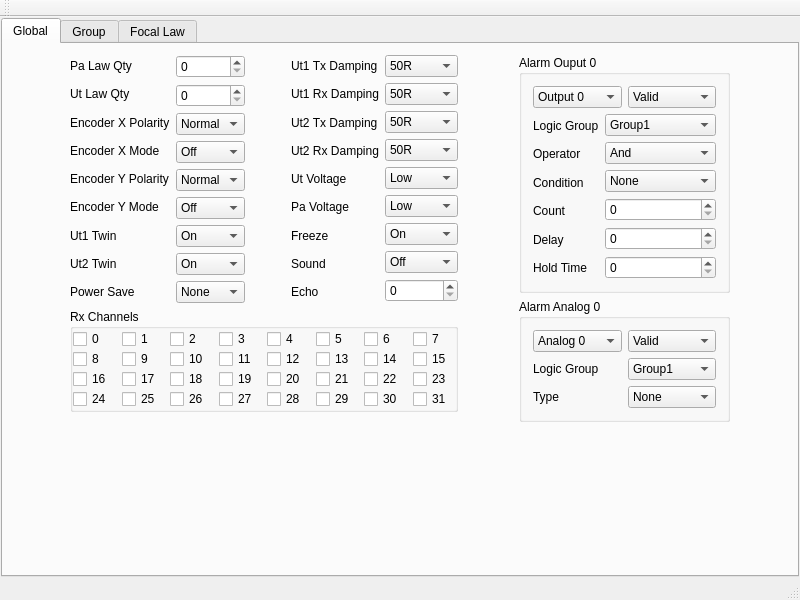
Qt form fpga/test_fpga/mainwindow.ui (15903016222/Voice) before a commit.
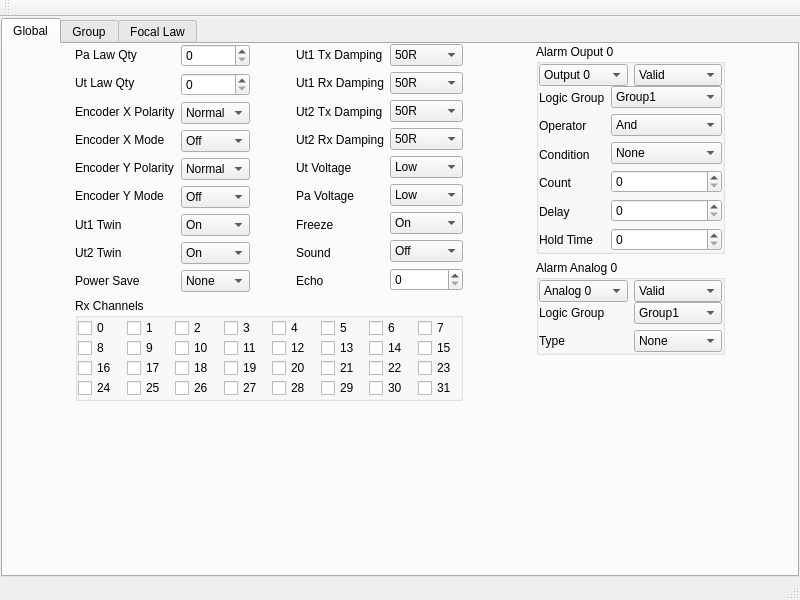
The same form after that commit.

Diff of the .ui file:
```diff
--- a/fpga/test_fpga/mainwindow.ui
+++ b/fpga/test_fpga/mainwindow.ui
@@ -58,6 +58,21 @@
         <string>Global</string>
        </attribute>
        <layout class="QHBoxLayout" name="horizontalLayout_11">
+        <property name="spacing">
+         <number>0</number>
+        </property>
+        <property name="leftMargin">
+         <number>0</number>
+        </property>
+        <property name="topMargin">
+         <number>0</number>
+        </property>
+        <property name="rightMargin">
+         <number>0</number>
+        </property>
+        <property name="bottomMargin">
+         <number>0</number>
+        </property>
         <item>
          <spacer name="horizontalSpacer_3">
           <property name="orientation">
@@ -917,6 +932,21 @@
              <string>Alarm Ouput 0</string>
             </property>
             <layout class="QVBoxLayout" name="verticalLayout_11">
+             <property name="spacing">
+              <number>0</number>
+             </property>
+             <property name="leftMargin">
+              <number>0</number>
+             </property>
+             <property name="topMargin">
+              <number>0</number>
+             </property>
+             <property name="rightMargin">
+              <number>0</number>
+             </property>
+             <property name="bottomMargin">
+              <number>0</number>
+             </property>
              <item>
               <layout class="QHBoxLayout" name="horizontalLayout_5">
                <item>
@@ -1141,6 +1171,21 @@
              <string>Alarm Analog 0</string>
             </property>
             <layout class="QVBoxLayout" name="verticalLayout_10">
+             <property name="spacing">
+              <number>0</number>
+             </property>
+             <property name="leftMargin">
+              <number>0</number>
+             </property>
+             <property name="topMargin">
+              <number>0</number>
+             </property>
+             <property name="rightMargin">
+              <number>0</number>
+             </property>
+             <property name="bottomMargin">
+              <number>0</number>
+             </property>
              <item>
               <layout class="QHBoxLayout" name="horizontalLayout_27">
                <item>
```
Left out of the diff: 84 changed lines with no effect on the pictures.
